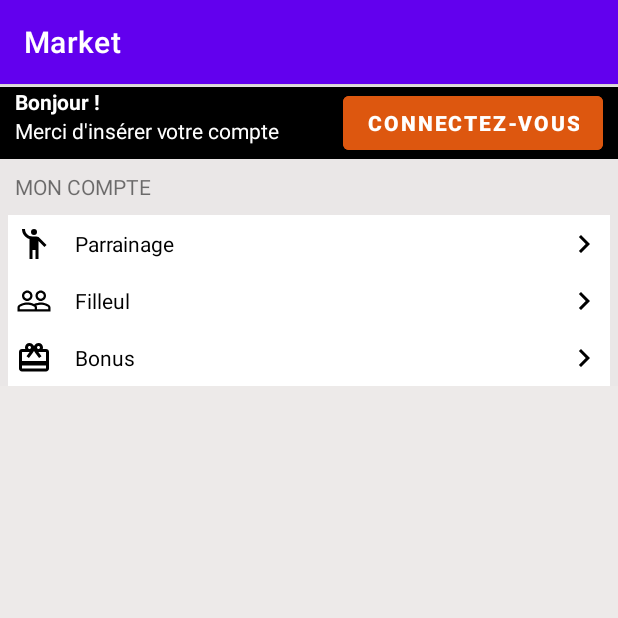
After one commit to bendressouarnaud/ecommercemobile, an Android app: the fragment Fragmentcompte shown on its own in the app's theme, on a phone screen of 412 x 824 dp, the top half of it. The commit adds this screen. Run offline under Robolectric (Android 15) with nearby library versions, the phone set to English and light mode, and no system bars; our stand-ins replace data binding.

Commit message:
from GC 28072023

```diff
--- /dev/null
+++ b/app/src/main/java/com/ankk/market/CompteActivity.java
@@ -0,0 +1,14 @@
+package com.ankk.market;
+
+import androidx.appcompat.app.AppCompatActivity;
+
+import android.os.Bundle;
+
+public class CompteActivity extends AppCompatActivity {
+
+    @Override
+    protected void onCreate(Bundle savedInstanceState) {
+        super.onCreate(savedInstanceState);
+        setContentView(R.layout.activity_compte);
+    }
+}
--- a/app/src/main/java/com/ankk/market/MainActivity.java
+++ b/app/src/main/java/com/ankk/market/MainActivity.java
@@ -12,6 +12,7 @@ import android.widget.Toast;
 
 import com.ankk.market.beans.Beanarticlelive;
 import com.ankk.market.fragments.Fragmentcategorie;
+import com.ankk.market.fragments.Fragmentcompte;
 import com.ankk.market.fragments.Fragmentoffre;
 import com.ankk.market.fragments.Fragmentproduit;
 import com.ankk.market.mesenums.Modes;
@@ -55,6 +56,7 @@ public class MainActivity extends AppCompatActivity {
     FragmentTransaction fragmentTransaction;
     Fragmentproduit ft;
     Fragmentcategorie fc;
+    Fragmentcompte fct;
     int [] images = {R.drawable.ganoderma, R.drawable.lipidcare, R.drawable.pinepollen};
     AccueilViewmodel viewmodel;
 
@@ -100,6 +102,11 @@ public class MainActivity extends AppCompatActivity {
 
                         Fragmentproduit ft = new Fragmentproduit(Modes.PRODUITS);*/
                         openFragment(fc);
+                        break;
+
+                    case R.id.menucompte:
+                        if(fct==null) fct = new Fragmentcompte();
+                        openFragment(fct);
                         break;
                 }
                 return true;
--- /dev/null
+++ b/app/src/main/java/com/ankk/market/fragments/Fragmentcompte.java
@@ -0,0 +1,66 @@
+package com.ankk.market.fragments;
+
+import android.os.Bundle;
+import android.view.LayoutInflater;
+import android.view.View;
+import android.view.ViewGroup;
+
+import androidx.annotation.NonNull;
+import androidx.annotation.Nullable;
+import androidx.databinding.DataBindingUtil;
+import androidx.fragment.app.Fragment;
+import androidx.lifecycle.Lifecycle;
+import androidx.lifecycle.Observer;
+import androidx.lifecycle.ViewModelProvider;
+import androidx.recyclerview.widget.LinearLayoutManager;
+
+import com.ankk.market.OpenApplication;
+import com.ankk.market.R;
+import com.ankk.market.adapters.AdapterDetailProduit;
+import com.ankk.market.adapters.AdapterListProduit;
+import com.ankk.market.databinding.FragmentcompteBinding;
+import com.ankk.market.models.Produit;
+import com.ankk.market.viewmodels.FragmentproduitViewmodel;
+import com.ankk.market.viewmodels.VMFactory;
+
+import java.util.List;
+
+public class Fragmentcompte extends Fragment {
+
+    // A t t r i b u t e s :
+    OpenApplication app;
+    FragmentcompteBinding binder;
+
+
+    // M e t h o d s :
+    public Fragmentcompte() {
+    }
+
+    @Override
+    public void onCreate(Bundle savedInstanceState) {
+        super.onCreate(savedInstanceState);
+
+        app = (OpenApplication) getActivity().getApplication();
+    }
+
+    @Override
+    public View onCreateView(@NonNull LayoutInflater inflater,
+                             @Nullable ViewGroup container,
+                             @Nullable Bundle savedInstanceState) {
+        super.onCreateView(inflater, container, savedInstanceState);
+        binder = DataBindingUtil.inflate(inflater,
+                R.layout.fragmentcompte,
+                container,
+                false);
+        return binder.getRoot();
+    }
+
+
+    public void onViewCreated(View view, Bundle savedInstanceState) {
+        super.onViewCreated(view, savedInstanceState);
+
+        // Set action :
+
+    }
+
+}
--- /dev/null
+++ b/app/src/main/res/drawable/ic_account.xml
@@ -0,0 +1,5 @@
+<vector android:height="24dp" android:tint="#9C5F08"
+    android:viewportHeight="24" android:viewportWidth="24"
+    android:width="24dp" xmlns:android="http://schemas.android.com/apk/res/android">
+    <path android:fillColor="@android:color/white" android:pathData="M12,2C6.48,2 2,6.48 2,12s4.48,10 10,10s10,-4.48 10,-10S17.52,2 12,2zM12,6c1.93,0 3.5,1.57 3.5,3.5S13.93,13 12,13s-3.5,-1.57 -3.5,-3.5S10.07,6 12,6zM12,20c-2.03,0 -4.43,-0.82 -6.14,-2.88C7.55,15.8 9.68,15 12,15s4.45,0.8 6.14,2.12C16.43,19.18 14.03,20 12,20z"/>
+</vector>
--- /dev/null
+++ b/app/src/main/res/drawable/ic_bonus.xml
@@ -0,0 +1,5 @@
+<vector android:height="24dp" android:tint="#000000"
+    android:viewportHeight="24" android:viewportWidth="24"
+    android:width="24dp" xmlns:android="http://schemas.android.com/apk/res/android">
+    <path android:fillColor="@android:color/white" android:pathData="M20,6h-2.18c0.11,-0.31 0.18,-0.65 0.18,-1 0,-1.66 -1.34,-3 -3,-3 -1.05,0 -1.96,0.54 -2.5,1.35l-0.5,0.67 -0.5,-0.68C10.96,2.54 10.05,2 9,2 7.34,2 6,3.34 6,5c0,0.35 0.07,0.69 0.18,1L4,6c-1.11,0 -1.99,0.89 -1.99,2L2,19c0,1.11 0.89,2 2,2h16c1.11,0 2,-0.89 2,-2L22,8c0,-1.11 -0.89,-2 -2,-2zM15,4c0.55,0 1,0.45 1,1s-0.45,1 -1,1 -1,-0.45 -1,-1 0.45,-1 1,-1zM9,4c0.55,0 1,0.45 1,1s-0.45,1 -1,1 -1,-0.45 -1,-1 0.45,-1 1,-1zM20,19L4,19v-2h16v2zM20,14L4,14L4,8h5.08L7,10.83 8.62,12 11,8.76l1,-1.36 1,1.36L15.38,12 17,10.83 14.92,8L20,8v6z"/>
+</vector>
--- /dev/null
+++ b/app/src/main/res/drawable/ic_fieul.xml
@@ -0,0 +1,5 @@
+<vector android:height="24dp" android:tint="#000000"
+    android:viewportHeight="24" android:viewportWidth="24"
+    android:width="24dp" xmlns:android="http://schemas.android.com/apk/res/android">
+    <path android:fillColor="@android:color/white" android:pathData="M16.5,13c-1.2,0 -3.07,0.34 -4.5,1 -1.43,-0.67 -3.3,-1 -4.5,-1C5.33,13 1,14.08 1,16.25L1,19h22v-2.75c0,-2.17 -4.33,-3.25 -6.5,-3.25zM12.5,17.5h-10v-1.25c0,-0.54 2.56,-1.75 5,-1.75s5,1.21 5,1.75v1.25zM21.5,17.5L14,17.5v-1.25c0,-0.46 -0.2,-0.86 -0.52,-1.22 0.88,-0.3 1.96,-0.53 3.02,-0.53 2.44,0 5,1.21 5,1.75v1.25zM7.5,12c1.93,0 3.5,-1.57 3.5,-3.5S9.43,5 7.5,5 4,6.57 4,8.5 5.57,12 7.5,12zM7.5,6.5c1.1,0 2,0.9 2,2s-0.9,2 -2,2 -2,-0.9 -2,-2 0.9,-2 2,-2zM16.5,12c1.93,0 3.5,-1.57 3.5,-3.5S18.43,5 16.5,5 13,6.57 13,8.5s1.57,3.5 3.5,3.5zM16.5,6.5c1.1,0 2,0.9 2,2s-0.9,2 -2,2 -2,-0.9 -2,-2 0.9,-2 2,-2z"/>
+</vector>
--- /dev/null
+++ b/app/src/main/res/drawable/ic_money.xml
@@ -0,0 +1,6 @@
+<vector android:height="24dp" android:tint="#000000"
+    android:viewportHeight="24" android:viewportWidth="24"
+    android:width="24dp" xmlns:android="http://schemas.android.com/apk/res/android">
+    <path android:fillColor="@android:color/white" android:pathData="M5,8h2v8L5,16zM12,8L9,8c-0.55,0 -1,0.45 -1,1v6c0,0.55 0.45,1 1,1h3c0.55,0 1,-0.45 1,-1L13,9c0,-0.55 -0.45,-1 -1,-1zM11,14h-1v-4h1v4zM18,8h-3c-0.55,0 -1,0.45 -1,1v6c0,0.55 0.45,1 1,1h3c0.55,0 1,-0.45 1,-1L19,9c0,-0.55 -0.45,-1 -1,-1zM17,14h-1v-4h1v4z"/>
+    <path android:fillColor="@android:color/white" android:pathData="M2,4v16h20L22,4L2,4zM4,18L4,6h16v12L4,18z"/>
+</vector>
--- /dev/null
+++ b/app/src/main/res/drawable/ic_next.xml
@@ -0,0 +1,5 @@
+<vector android:autoMirrored="true" android:height="24dp"
+    android:tint="#000000" android:viewportHeight="24"
+    android:viewportWidth="24" android:width="24dp" xmlns:android="http://schemas.android.com/apk/res/android">
+    <path android:fillColor="@android:color/white" android:pathData="M10,6L8.59,7.41 13.17,12l-4.58,4.59L10,18l6,-6z"/>
+</vector>
--- /dev/null
+++ b/app/src/main/res/drawable/ic_parrain.xml
@@ -0,0 +1,6 @@
+<vector android:height="24dp" android:tint="#000000"
+    android:viewportHeight="24" android:viewportWidth="24"
+    android:width="24dp" xmlns:android="http://schemas.android.com/apk/res/android">
+    <path android:fillColor="@android:color/white" android:pathData="M12,4m-2,0a2,2 0,1 1,4 0a2,2 0,1 1,-4 0"/>
+    <path android:fillColor="@android:color/white" android:pathData="M15.89,8.11C15.5,7.72 14.83,7 13.53,7c-0.21,0 -1.42,0 -2.54,0C8.24,6.99 6,4.75 6,2H4c0,3.16 2.11,5.84 5,6.71V22h2v-6h2v6h2V10.05L18.95,14l1.41,-1.41L15.89,8.11z"/>
+</vector>
--- /dev/null
+++ b/app/src/main/res/layout/activity_compte.xml
@@ -0,0 +1,33 @@
+<?xml version="1.0" encoding="utf-8"?>
+<androidx.constraintlayout.widget.ConstraintLayout
+    xmlns:android="http://schemas.android.com/apk/res/android"
+    xmlns:app="http://schemas.android.com/apk/res-auto"
+    xmlns:tools="http://schemas.android.com/tools"
+    android:layout_width="match_parent"
+    android:layout_height="match_parent"
+    tools:context=".CompteActivity">
+
+    <ImageView
+        android:id="@+id/imgaccount"
+        app:layout_constraintTop_toTopOf="parent"
+        app:layout_constraintStart_toStartOf="parent"
+        android:src="@drawable/ic_account"
+        android:layout_width="70dp"
+        android:layout_height="70dp"
+        android:layout_marginTop="70dp"
+        android:layout_marginStart="10dp"
+        />
+
+    <TextView
+        app:layout_constraintTop_toBottomOf="@id/imgaccount"
+        app:layout_constraintStart_toStartOf="parent"
+        android:layout_marginStart="10dp"
+        android:text="Compte"
+        android:textStyle="bold"
+        android:textSize="40sp"
+        android:layout_width="wrap_content"
+        android:layout_height="wrap_content"
+        android:textColor="#000000"
+        />
+
+</androidx.constraintlayout.widget.ConstraintLayout>
--- a/app/src/main/res/layout/content_panier.xml
+++ b/app/src/main/res/layout/content_panier.xml
@@ -86,9 +86,10 @@
         android:layout_margin="3dp"
         app:layoutManager="androidx.recyclerview.widget.LinearLayoutManager"
         android:clipToPadding="false"
-        android:paddingBottom="?actionBarSize"
+        android:paddingBottom="60dp"
         />
-
+    <!-- android:paddingBottom="?actionBarSize"-->
+    <!--
     <com.google.android.material.bottomnavigation.BottomNavigationView
         android:id="@+id/bottompanier"
         android:layout_width="match_parent"
@@ -103,6 +104,41 @@
         app:menu="@menu/panier"
         android:elevation="5dp"
 
-        />
+        />-->
+
+    <androidx.constraintlayout.widget.ConstraintLayout
+        android:id="@+id/panierbarconstraint"
+        android:background="#F3CCCC"
+        app:layout_constraintBottom_toBottomOf="parent"
+        app:layout_constraintStart_toStartOf="parent"
+        app:layout_constraintEnd_toEndOf="parent"
+        android:layout_width="match_parent"
+        android:layout_height="60dp">
+
+        <TextView
+            android:id="@+id/textpayer"
+            app:layout_constraintBottom_toBottomOf="parent"
+            app:layout_constraintTop_toTopOf="parent"
+            app:layout_constraintEnd_toEndOf="parent"
+            android:text="PAYER"
+            android:textColor="#000000"
+            android:layout_width="wrap_content"
+            android:layout_height="wrap_content"
+            android:layout_marginEnd="20dp"
+            android:textStyle="bold"
+            />
+
+        <ImageView
+            android:id="@+id/imgbackpanier"
+            app:layout_constraintTop_toTopOf="parent"
+            app:layout_constraintBottom_toBottomOf="parent"
+            app:layout_constraintEnd_toStartOf="@id/textpayer"
+            android:layout_marginEnd="30dp"
+            android:src="@drawable/ic_accueil"
+            android:layout_width="wrap_content"
+            android:layout_height="wrap_content"/>
+
+
+    </androidx.constraintlayout.widget.ConstraintLayout>
 
 </androidx.constraintlayout.widget.ConstraintLayout>
--- /dev/null
+++ b/app/src/main/res/layout/fragmentcompte.xml
@@ -0,0 +1,222 @@
+<?xml version="1.0" encoding="utf-8"?>
+<layout
+    xmlns:android="http://schemas.android.com/apk/res/android"
+    xmlns:app="http://schemas.android.com/apk/res-auto"
+    >
+
+    <androidx.constraintlayout.widget.ConstraintLayout
+        android:layout_width="match_parent"
+        android:layout_height="match_parent"
+        android:background="@color/main_background"
+        >
+
+        <androidx.constraintlayout.widget.ConstraintLayout
+            android:layout_marginTop="2dp"
+            app:layout_constraintTop_toTopOf="parent"
+            app:layout_constraintStart_toStartOf="parent"
+            app:layout_constraintEnd_toEndOf="parent"
+            android:background="#000000"
+            android:id="@+id/entetecompte"
+            android:layout_width="match_parent"
+            android:layout_height="wrap_content">
+
+            <TextView
+                android:id="@+id/textbonjour"
+                android:layout_marginStart="10dp"
+                android:text="Bonjour !"
+                android:textStyle="bold"
+                android:textColor="#FFFFFF"
+                app:layout_constraintStart_toStartOf="parent"
+                app:layout_constraintTop_toTopOf="parent"
+                android:layout_width="wrap_content"
+                android:layout_height="wrap_content"/>
+
+            <TextView
+                android:id="@+id/textmerci"
+                android:layout_marginStart="10dp"
+                android:text="Merci d'insérer votre compte"
+                android:textColor="#FFFFFF"
+                app:layout_constraintStart_toStartOf="parent"
+                app:layout_constraintTop_toBottomOf="@id/textbonjour"
+                android:layout_width="wrap_content"
+                android:layout_height="wrap_content"/>
+
+            <Button
+                android:id="@+id/butcompte"
+                app:layout_constraintTop_toTopOf="parent"
+                app:layout_constraintBottom_toBottomOf="parent"
+                app:layout_constraintEnd_toEndOf="parent"
+                android:layout_marginEnd="10dp"
+                android:text="Connectez-vous"
+                android:layout_width="wrap_content"
+                android:layout_height="wrap_content"
+                android:backgroundTint="#DD570F"
+                android:textStyle="bold"
+                android:textColor="#FFFFFF"
+                />
+
+        </androidx.constraintlayout.widget.ConstraintLayout>
+
+
+        <TextView
+            app:layout_constraintTop_toBottomOf="@id/entetecompte"
+            app:layout_constraintStart_toStartOf="parent"
+            app:layout_constraintEnd_toEndOf="parent"
+            android:text="MON COMPTE"
+            android:layout_width="0dp"
+            android:layout_height="37dp"
+            android:gravity="center_vertical"
+            android:background="#EAE7E7"
+            android:paddingStart="10dp"
+            android:id="@+id/textmoncompte"
+            />
+
+        <!-- OPTIONS -->
+        <androidx.appcompat.widget.LinearLayoutCompat
+            app:layout_constraintTop_toBottomOf="@id/textmoncompte"
+            app:layout_constraintStart_toStartOf="parent"
+            app:layout_constraintEnd_toEndOf="parent"
+            android:orientation="vertical"
+            android:layout_width="match_parent"
+            android:layout_height="wrap_content"
+            android:background="#EAE7E7"
+            >
+
+            <androidx.constraintlayout.widget.ConstraintLayout
+                android:id="@+id/constraintparrain"
+                android:layout_width="match_parent"
+                android:layout_height="38dp"
+                android:layout_marginStart="5dp"
+                android:layout_marginEnd="5dp"
+                android:background="#FFFFFF"
+                >
+
+                <ImageView
+                    app:layout_constraintStart_toStartOf="parent"
+                    app:layout_constraintTop_toTopOf="parent"
+                    app:layout_constraintBottom_toBottomOf="parent"
+                    android:layout_width="wrap_content"
+                    android:layout_height="wrap_content"
+                    android:src="@drawable/ic_parrain"
+                    android:layout_marginStart="5dp"
+                    android:id="@+id/imgparrain"
+                    />
+
+                <TextView
+                    app:layout_constraintStart_toEndOf="@id/imgparrain"
+                    app:layout_constraintTop_toTopOf="parent"
+                    app:layout_constraintBottom_toBottomOf="parent"
+                    android:layout_width="wrap_content"
+                    android:layout_height="wrap_content"
+                    android:layout_marginStart="15dp"
+                    android:text="Parrainage"
+                    android:id="@+id/textparrain"
+                    android:textColor="#000000"
+                    />
+
+                <ImageView
+                    app:layout_constraintEnd_toEndOf="parent"
+                    app:layout_constraintTop_toTopOf="parent"
+                    app:layout_constraintBottom_toBottomOf="parent"
+                    android:layout_width="wrap_content"
+                    android:layout_height="wrap_content"
+                    android:src="@drawable/ic_next"
+                    android:layout_marginStart="5dp"
+                    android:id="@+id/imgparrainarrow"
+                    android:layout_marginEnd="5dp"
+                    />
+
+            </androidx.constraintlayout.widget.ConstraintLayout>
+
+            <androidx.constraintlayout.widget.ConstraintLayout
+                android:id="@+id/constraintfieul"
+                android:layout_width="match_parent"
+                android:layout_height="38dp"
+                android:layout_marginStart="5dp"
+                android:layout_marginEnd="5dp"
+                android:background="#FFFFFF"
+                >
+
+                <ImageView
+                    app:layout_constraintStart_toStartOf="parent"
+                    app:layout_constraintTop_toTopOf="parent"
+                    app:layout_constraintBottom_toBottomOf="parent"
+                    android:layout_width="wrap_content"
+                    android:layout_height="wrap_content"
+                    android:src="@drawable/ic_fieul"
+                    android:layout_marginStart="5dp"
+                    android:id="@+id/imgfieul"
+                    />
+
+                <TextView
+                    app:layout_constraintStart_toEndOf="@id/imgfieul"
+                    app:layout_constraintTop_toTopOf="parent"
+                    app:layout_constraintBottom_toBottomOf="parent"
+                    android:layout_width="wrap_content"
+                    android:layout_height="wrap_content"
+                    android:layout_marginStart="15dp"
+                    android:text="Filleul"
+                    android:textColor="#000000"
+                    />
+
+                <ImageView
+                    app:layout_constraintEnd_toEndOf="parent"
+                    app:layout_constraintTop_toTopOf="parent"
+                    app:layout_constraintBottom_toBottomOf="parent"
+                    android:layout_width="wrap_content"
+                    android:layout_height="wrap_content"
+                    android:src="@drawable/ic_next"
+                    android:layout_marginStart="5dp"
+                    android:id="@+id/imgfieularrow"
+                    android:layout_marginEnd="5dp"
+                    />
+
+            </androidx.constraintlayout.widget.ConstraintLayout>
+
+            <androidx.constraintlayout.widget.ConstraintLayout
+                android:id="@+id/constraintbonus"
+                android:layout_width="match_parent"
+                android:layout_height="38dp"
+                android:layout_marginStart="5dp"
+                android:layout_marginEnd="5dp"
+                android:background="#FFFFFF"
+                >
+
+                <ImageView
+                    app:layout_constraintStart_toStartOf="parent"
+                    app:layout_constraintTop_toTopOf="parent"
+                    app:layout_constraintBottom_toBottomOf="parent"
+                    android:layout_width="wrap_content"
+                    android:layout_height="wrap_content"
+                    android:src="@drawable/ic_bonus"
+                    android:layout_marginStart="5dp"
+                    android:id="@+id/imgbonus"
+                    />
+
+                <TextView
+                    app:layout_constraintStart_toEndOf="@id/imgbonus"
+                    app:layout_constraintTop_toTopOf="parent"
+                    app:layout_constraintBottom_toBottomOf="parent"
+                    android:layout_width="wrap_content"
+                    android:layout_height="wrap_content"
+                    android:layout_marginStart="15dp"
+                    android:text="Bonus"
+                    android:textColor="#000000"
+                    />
+
+                <ImageView
+                    app:layout_constraintEnd_toEndOf="parent"
+                    app:layout_constraintTop_toTopOf="parent"
+                    app:layout_constraintBottom_toBottomOf="parent"
+                    android:layout_width="wrap_content"
+                    android:layout_height="wrap_content"
+                    android:src="@drawable/ic_next"
+                    android:layout_marginStart="5dp"
+                    android:id="@+id/imgbonusarrow"
+                    android:layout_marginEnd="5dp"
+                    />
+
+            </androidx.constraintlayout.widget.ConstraintLayout>
+        </androidx.appcompat.widget.LinearLayoutCompat>
+    </androidx.constraintlayout.widget.ConstraintLayout>
+</layout>
--- a/app/src/main/res/menu/panier.xml
+++ b/app/src/main/res/menu/panier.xml
@@ -7,7 +7,7 @@
         android:icon="@drawable/ic_accueil"
         />
 
-    <item android:id="@+id/menucategorie"
+    <item android:id="@+id/menucategoriepanier"
         android:title="Payer"
         android:icon="@drawable/ic_money"
         />
```
Also changed, not shown: app/src/main/AndroidManifest.xml (+6 -3 lines).
